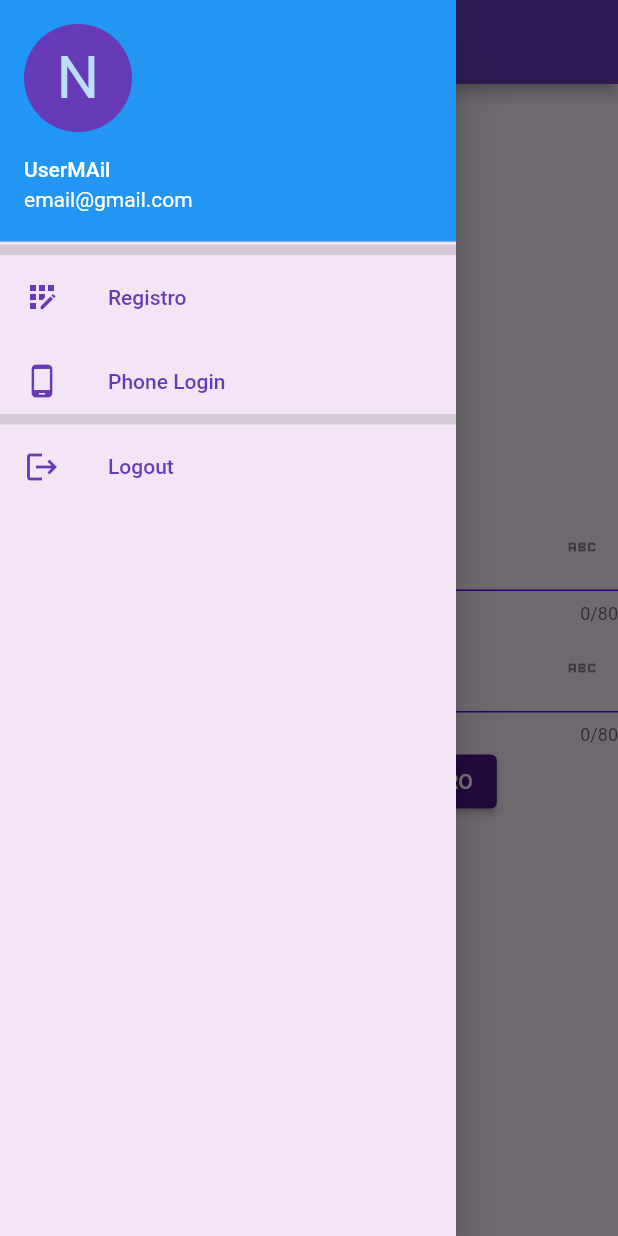
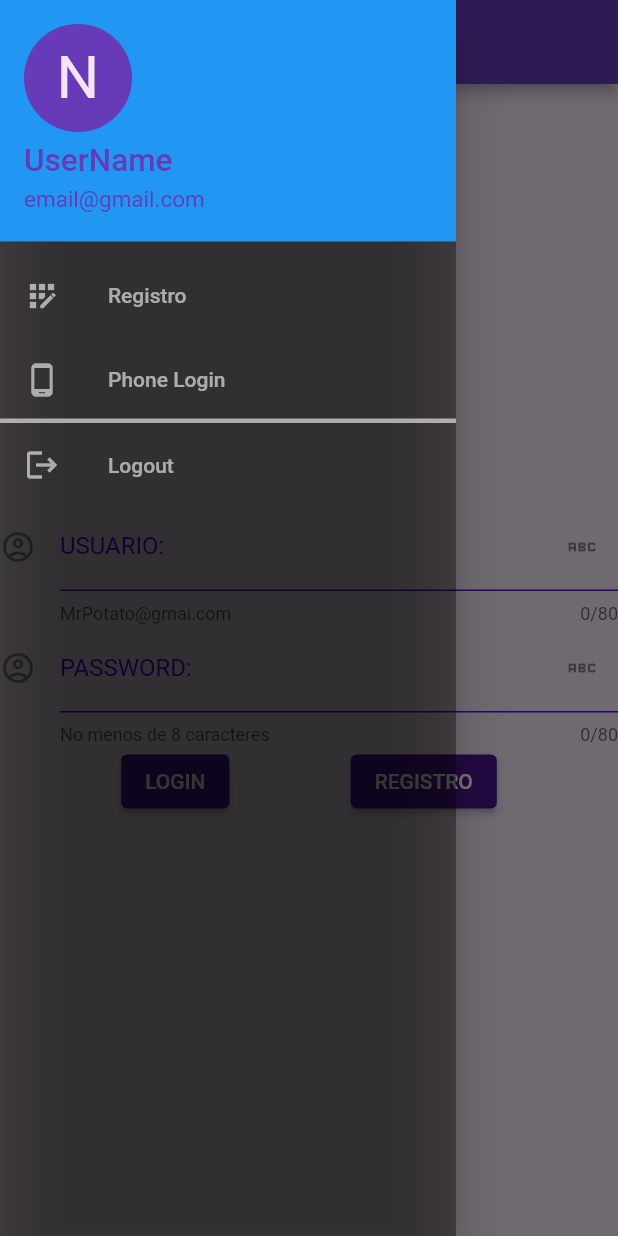
Before and after one commit to SFP95/my_first_flutter, a Flutter app: the PruebaNewView screen opened directly, with the side drawer open, on a phone screen of 412 x 824 dp. Run offline on Flutter 3.47's test engine with Material 2 defaults, Android fonts, the phone set to English and light mode, and no system bars; our stand-ins replace cloud_firestore, firebase_auth, firebase_core; accounts and stored records are empty; network calls fail.

Commit message:
ejustes en PruebaNewView

```diff
--- a/lib/src/home_views/PruebaNewView.dart
+++ b/lib/src/home_views/PruebaNewView.dart
@@ -49,51 +49,56 @@ class PruebaNewView extends StatefulWidget {
     title: Text('My App'),
     ),
     drawer: Drawer(
-      backgroundColor: Colors.purple[50],
+      backgroundColor: Colors.black38,
       child: ListView(
       children: [
         UserAccountsDrawerHeader(
-          accountName: Text('UserMAil'),
-          accountEmail: Text('email@gmail.com'),
+          accountName: Text('UserName',style:TextStyle(fontSize:21,color:Colors.deepPurple)),
+          accountEmail: Text('email@gmail.com',style:TextStyle(fontSize:15,color:Colors.deepPurple)),
+
           currentAccountPicture: CircleAvatar(
-            backgroundColor: Colors.deepPurple,
+            backgroundColor:Colors.deepPurple,
             child:
               Text('N',
-                style:TextStyle(fontSize: 40.0) ,),
+                style:TextStyle(fontSize: 40.0, color: Colors.purple[50]) ,),
             ),
         ),
-        Divider(
-          height: 1,
-          thickness: 7,
-        ),
+
         ListTile(
           leading: Icon(Icons.app_registration),
-          textColor:Colors.deepPurple,
-          iconColor: Colors.deepPurple,
+          textColor:Colors.white60,
+          iconColor: Colors.white60,
+          selected: _onSelectDrawer==1,
           title: Text('Registro'),
           onTap: (){
+            Navigator.of(context).pop();
             _onSelectDrawer(1);
           },
         ),
         ListTile(
           leading: Icon(Icons.phone_android),
-          textColor:Colors.deepPurple,
-          iconColor: Colors.deepPurple,
+          textColor:Colors.white60,
+          iconColor: Colors.white60,
+          selected: _onSelectDrawer==2,
           title: Text('Phone Login'),
           onTap: (){
+            Navigator.of(context).pop();
             _onSelectDrawer(2);
           },
         ),
         Divider(
+          color: Colors.white60,
           height: 1,
-          thickness: 7,
+          thickness: 3,
         ),
         ListTile(
           leading: Icon(Icons.logout),
-          textColor:Colors.deepPurple,
-          iconColor: Colors.deepPurple,
+          textColor:Colors.white60,
+          iconColor: Colors.white60,
+          selected: _onSelectDrawer==3,
           title: Text('Logout'),
           onTap: (){
+            Navigator.of(context).pop();
             _onSelectDrawer(3);
           },
         ),
--- a/lib/src/login_views/LoginPhoneView.dart
+++ b/lib/src/login_views/LoginPhoneView.dart
@@ -55,8 +55,8 @@ class _LoginPhoneView extends State<LoginPhoneView>{
   @override
   Widget build(BuildContext context) {
     return Scaffold(
-     /* backgroundColor: Colors.purple[50],
-      appBar: AppBar(
+      backgroundColor: Colors.purple[50],
+     /*appBar: AppBar(
         title: const Text('Phone Login'),
         backgroundColor: Colors.deepPurple,
       ),*/
```
